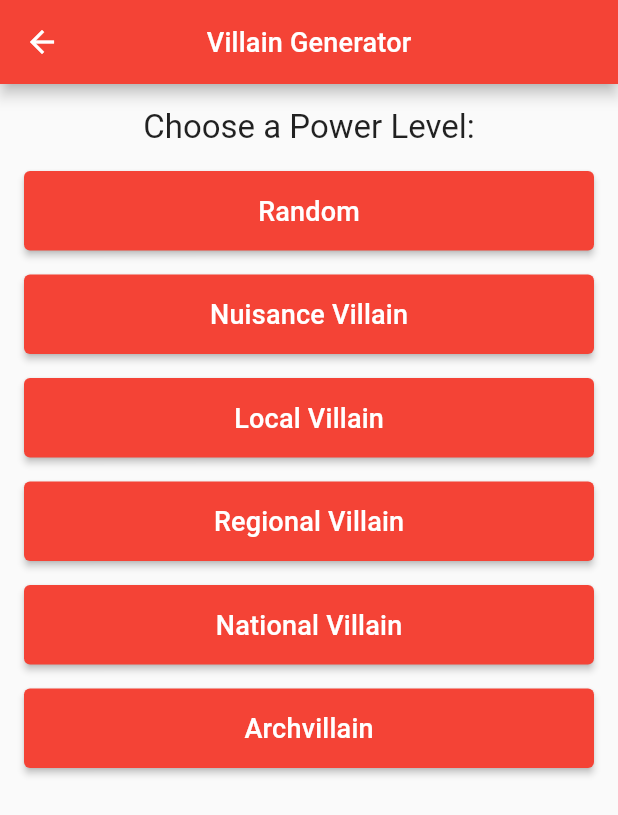
After one commit to ItayElf/RpgSolo, a Flutter app: the screen it shows after launch, after a tap on "Villain", on a phone screen of 412 x 824 dp. The commit adds this screen. Shown: the top 815 px of the screen. Run offline on Flutter 3.47's test engine with Material 2 defaults, Android fonts, the phone set to English and light mode, and no system bars; our stand-ins replace google_fonts; Roboto replaces fonts that are missing (Metamorphous).

Commit message:
generate villain page

```diff
--- a/lib/main.dart
+++ b/lib/main.dart
@@ -1,8 +1,6 @@
 import 'package:flutter/material.dart';
 import 'package:google_fonts/google_fonts.dart';
-import 'package:rpgsolo/generator/villains/villain_generator.dart';
 import 'package:rpgsolo/pages/home.dart';
-import 'package:rpgsolo/pages/views/villain_view.dart';
 
 void main() {
   runApp(const MyApp());
@@ -46,9 +44,7 @@ class MyApp extends StatelessWidget {
         ),
         primarySwatch: Colors.red,
       ),
-      home: VillainView(
-        villain: VillainGenerator.generate(),
-      ),
+      home: const Home(),
     );
   }
 }
--- /dev/null
+++ b/lib/pages/generate_pages/generate_villain.dart
@@ -0,0 +1,88 @@
+import 'package:flutter/material.dart';
+import 'package:flutter/src/widgets/container.dart';
+import 'package:flutter/src/widgets/framework.dart';
+import 'package:rpgsolo/classes/villains/villain.dart';
+import 'package:rpgsolo/data/villains/villain_data.dart';
+import 'package:rpgsolo/generator/villains/villain_generator.dart';
+import 'package:rpgsolo/pages/views/villain_view.dart';
+import 'package:rpgsolo/utils/extensions.dart';
+
+class GenerateVillain extends StatelessWidget {
+  const GenerateVillain({super.key});
+
+  void onClick(BuildContext context, VillainPower? power) {
+    Villain villain = VillainGenerator.generate(power);
+    Navigator.push(
+      context,
+      SlideRoute(
+        builder: (context) => VillainView(villain: villain),
+      ),
+    );
+  }
+
+  @override
+  Widget build(BuildContext context) {
+    final options = [null, ...VillainPower.values];
+    return Scaffold(
+      appBar: AppBar(
+        title: const Text("Villain Generator"),
+        centerTitle: true,
+      ),
+      body: SingleChildScrollView(
+        child: Column(
+          children: [
+            const SizedBox(
+              height: 16,
+            ),
+            Center(
+              child: Text(
+                "Choose a Power Level:",
+                textAlign: TextAlign.center,
+                style: Theme.of(context).textTheme.headline5,
+              ),
+            ),
+            const SizedBox(
+              height: 16,
+            ),
+            Padding(
+              padding: const EdgeInsets.symmetric(horizontal: 16),
+              child: ListView.separated(
+                physics: const ScrollPhysics(),
+                shrinkWrap: true,
+                itemCount: options.length,
+                itemBuilder: (context, i) => ElevatedButton(
+                  onPressed: () {
+                    onClick(context, options[i]);
+                  },
+                  child: Padding(
+                    padding: const EdgeInsets.all(16),
+                    child: Text(
+                      options[i] == null
+                          ? "Random"
+                          : options[i]!
+                              .printedName
+                              .toTitleCase()
+                              .split(" ")
+                              .sublist(1)
+                              .join(" "),
+                      style: Theme.of(context).textTheme.headline6?.copyWith(
+                            color: Colors.white,
+                          ),
+                    ),
+                  ),
+                ),
+                separatorBuilder: (BuildContext context, int i) =>
+                    const SizedBox(
+                  height: 16,
+                ),
+              ),
+            ),
+            const SizedBox(
+              height: 16,
+            ),
+          ],
+        ),
+      ),
+    );
+  }
+}
--- a/lib/pages/home.dart
+++ b/lib/pages/home.dart
@@ -3,6 +3,7 @@ import 'package:rpgsolo/components/sidebar.dart';
 import 'package:rpgsolo/pages/generate_pages/generate_location.dart';
 import 'package:rpgsolo/pages/generate_pages/generate_npc.dart';
 import 'package:rpgsolo/pages/generate_pages/generate_town.dart';
+import 'package:rpgsolo/pages/generate_pages/generate_villain.dart';
 import 'package:rpgsolo/utils/extensions.dart';
 
 class Home extends StatelessWidget {
@@ -62,6 +63,10 @@ class Home extends StatelessWidget {
                     title: "Settlement",
                     moveTo: GenerateTown(),
                   ),
+                  GeneratorButton(
+                    title: "Villain",
+                    moveTo: GenerateVillain(),
+                  ),
                 ],
               )
             ],
```
